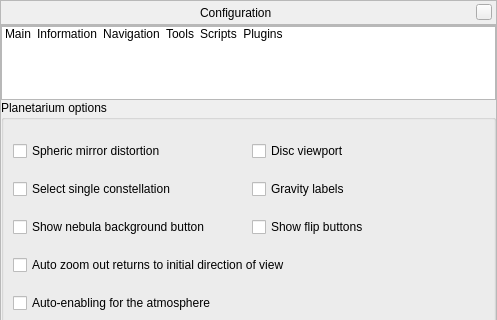
519984307/stellarium_src, file src/gui/configurationDialog.ui: the form before one commit; both pictures show x 0 to 497 and y 0 to 320 of the 497 by 495 pixel window.
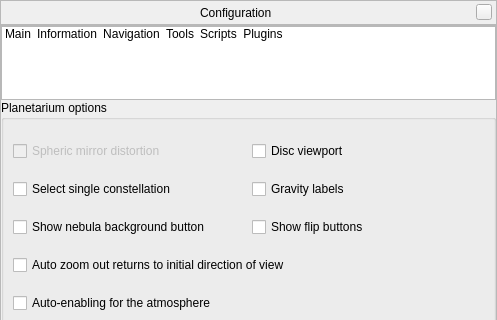
The form after the commit. Icons and pictures are not drawn. Custom widgets are drawn as their Qt base class.

Commit message: disable menu item for spheric mirror distortion (want to reintroduce)

Diff of the .ui file:
```diff
--- a/src/gui/configurationDialog.ui
+++ b/src/gui/configurationDialog.ui
@@ -1060,12 +1060,18 @@
             <layout class="QGridLayout" name="gridLayoutOptions">
              <item row="0" column="0">
               <widget class="QCheckBox" name="sphericMirrorCheckbox">
+               <property name="enabled">
+                <bool>false</bool>
+               </property>
                <property name="toolTip">
                 <string>Spheric mirror distortion is used when projecting Stellarium onto a spheric mirror for low-cost planetarium systems.</string>
                </property>
                <property name="text">
                 <string>Spheric mirror distortion</string>
                </property>
+               <property name="checkable">
+                <bool>true</bool>
+               </property>
               </widget>
              </item>
              <item row="0" column="1">
```
